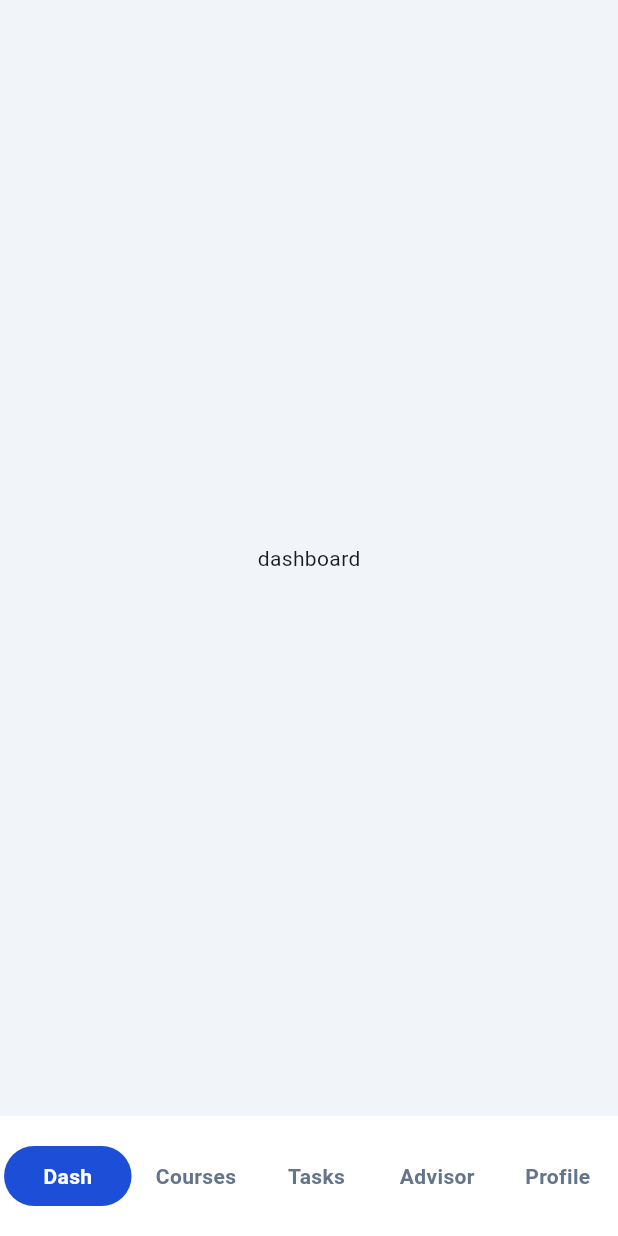
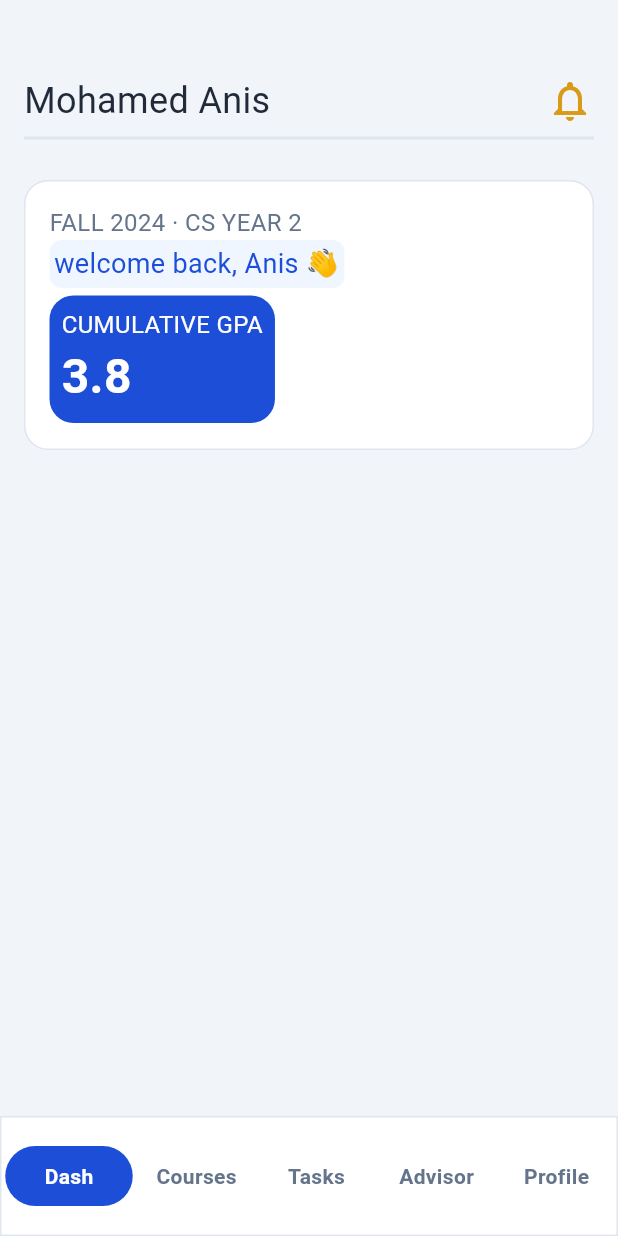
Before and after one commit to MohamedAnis12/nexed, a Flutter app: the StudentBottomNavbar screen opened directly, on a phone screen of 412 x 824 dp. Run offline on Flutter 3.47's test engine with Material 3 defaults, Android fonts, the phone set to English and light mode, and no system bars; our stand-ins replace gap.

Commit message:
Enhance dashboard view layout with custom components and styling; update navigation bar with border decoration

```diff
--- a/lib/features/auth/presentation/views/login_view.dart
+++ b/lib/features/auth/presentation/views/login_view.dart
@@ -2,7 +2,6 @@ import 'package:flutter/material.dart';
 import 'package:gap/gap.dart';
 import 'package:nexed/core/constants/app_color.dart';
 import 'package:nexed/features/auth/widgets/custom_login_form.dart';
-import 'package:nexed/features/student/dashboard/presentation/views/dashboard_view.dart';
 import 'package:nexed/features/student/widgets/student_bottom_navbar.dart';
 import 'package:nexed/shared/widgets/custom_text.dart';
 
--- a/lib/features/student/dashboard/presentation/views/dashboard_view.dart
+++ b/lib/features/student/dashboard/presentation/views/dashboard_view.dart
@@ -1,4 +1,7 @@
 import 'package:flutter/material.dart';
+import 'package:gap/gap.dart';
+import 'package:nexed/core/constants/app_color.dart';
+import 'package:nexed/shared/widgets/custom_text.dart';
 
 class DashboardView extends StatelessWidget {
   const new({super.key});
@@ -6,9 +9,103 @@ class DashboardView extends StatelessWidget {
   @override
   Widget build(BuildContext context) {
     return Scaffold(
-      body: Center(
-        child: Text("dashboard"),
+      body: Padding(
+        padding: const EdgeInsets.symmetric(horizontal: 16.0),
+        child: Column(
+          children: [
+            Gap(50),
+            Row(
+              children: [
+                CustomText(text: "Mohamed Anis", fontSize: 24),
+                Spacer(),
+                Icon(
+                  Icons.notifications_none_outlined,
+                  color: AppColor.warningColor,
+                  size: 32,
+                ),
+              ],
+            ),
+            Divider(thickness: 2, color: AppColor.borderColor),
+            Gap(20),
+            CustomDashBoard(),
+          ],
+        ),
       ),
     );
   }
 }
+
+class CustomDashBoard extends StatelessWidget {
+  const new({super.key});
+
+  @override
+  Widget build(BuildContext context) {
+    return Flexible(
+      child: Container(
+        height: 180,
+        width: double.infinity,
+        decoration: BoxDecoration(
+          color: Colors.white,
+          borderRadius: BorderRadius.circular(16),
+          border: BoxBorder.all(color: AppColor.borderColor),
+        ),
+        child: Padding(
+          padding: const EdgeInsets.all(16.0),
+          child: Column(
+            crossAxisAlignment: CrossAxisAlignment.start,
+            children: [
+              CustomText(
+                text: "FALL 2024 · CS YEAR 2",
+                color: AppColor.textSecondaryColor,
+                fontSize: 16,
+              ),
+              Container(
+                decoration: BoxDecoration(
+                  color: Color(0xffEFF6FF),
+                  borderRadius: BorderRadius.circular(8),
+                ),
+                child: Padding(
+                  padding: const EdgeInsets.all(3),
+                  child: CustomText(
+                    text: "welcome back, Anis 👋",
+                    color: AppColor.appPrimaryColor,
+                  ),
+                ),
+              ),
+              Gap(5),
+              Row(children: [CustomGpaDashboard()]),
+            ],
+          ),
+        ),
+      ),
+    );
+  }
+}
+
+class CustomGpaDashboard extends StatelessWidget {
+  const new({super.key});
+
+  @override
+  Widget build(BuildContext context) {
+    return Flexible(
+      child: Container(
+        height: 85,
+        decoration: BoxDecoration(
+          color: AppColor.appPrimaryColor,
+          borderRadius: BorderRadius.circular(16),
+        ),
+        child: Padding(
+          padding: const EdgeInsets.all(8.0),
+          child: Column(
+            crossAxisAlignment: CrossAxisAlignment.start,
+            children: [
+              CustomText(text: "CUMULATIVE GPA",color: Colors.white,fontSize: 16,),
+              Text("3.8",style: TextStyle(color: Colors.white,fontSize: 32,fontWeight: FontWeight.bold),)
+
+            ],
+          ),
+        ),
+      ),
+    );
+  }
+}
--- a/lib/features/student/widgets/custom_nav_bar.dart
+++ b/lib/features/student/widgets/custom_nav_bar.dart
@@ -1,4 +1,5 @@
 import 'package:flutter/material.dart';
+import 'package:nexed/core/constants/app_color.dart';
 import 'package:nexed/features/student/widgets/custom_page_icon.dart';
 
 class CustomNavBar extends StatelessWidget {
@@ -15,7 +16,11 @@ class CustomNavBar extends StatelessWidget {
   Widget build(BuildContext context) {
     return Container(
       height: 80,
+      decoration: BoxDecoration(
       color: Colors.white,
+      border: BoxBorder.all(color: AppColor.borderColor)
+
+      ),
       child: Center(
         child: Row(
           mainAxisAlignment: MainAxisAlignment.spaceAround,
```
